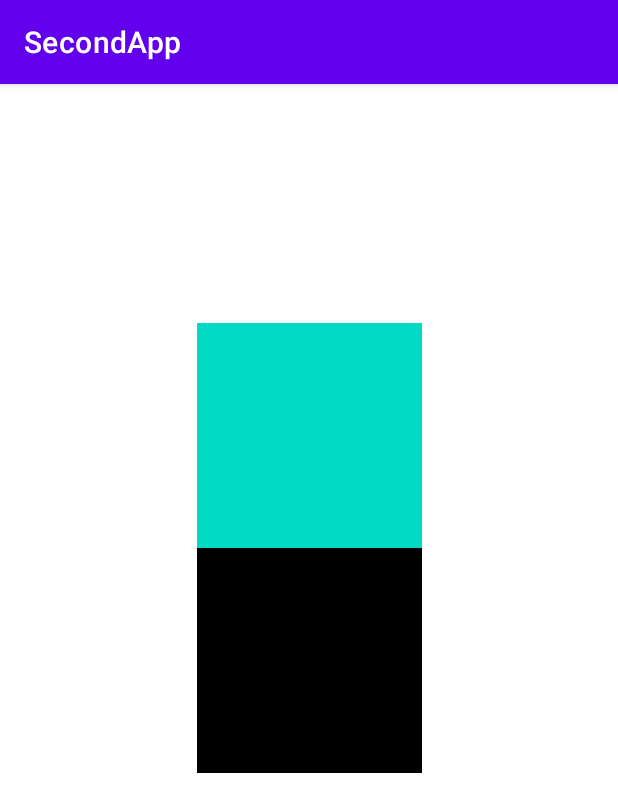
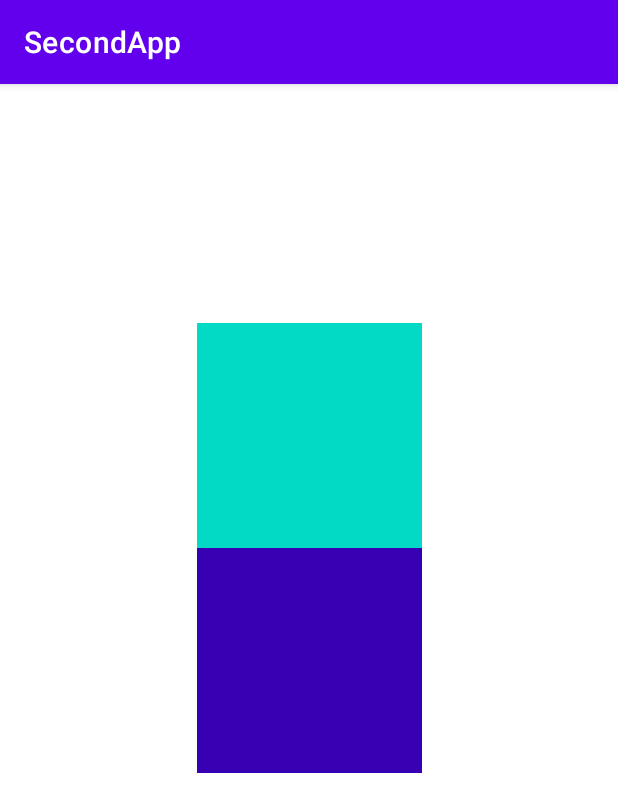
Before and after one commit to Osore66/SecondApp, an Android app: the screen it shows after launch (MainActivity), on a phone screen of 412 x 824 dp. Shown: the top 812 px of the screen. Run offline under Robolectric (Android 15) with nearby library versions, the phone set to English and light mode, and no system bars.

Commit message:
Finalizada, creo

```diff
--- a/app/build.gradle.kts
+++ b/app/build.gradle.kts
@@ -5,7 +5,7 @@ plugins {
 
 android {
     namespace = "com.pmdm.secondapp"
-    compileSdk = 33
+    compileSdk = 34
 
     defaultConfig {
         applicationId = "com.pmdm.secondapp"
--- a/app/src/main/res/layout/activity_main.xml
+++ b/app/src/main/res/layout/activity_main.xml
@@ -4,13 +4,14 @@
     xmlns:tools="http://schemas.android.com/tools"
     android:layout_width="match_parent"
     android:layout_height="match_parent"
-    tools:context=".MainActivity">
+    tools:context=".MainActivity"
+    android:background="@color/white">
 
     <View
         android:layout_width="150dp"
         android:layout_height="150dp"
         android:id="@+id/viewBlack"
-        android:background="@color/black"
+        android:background="@color/purple_700"
         app:layout_constraintBottom_toBottomOf="parent"
         app:layout_constraintEnd_toEndOf="parent"
         app:layout_constraintStart_toStartOf="parent"
```
